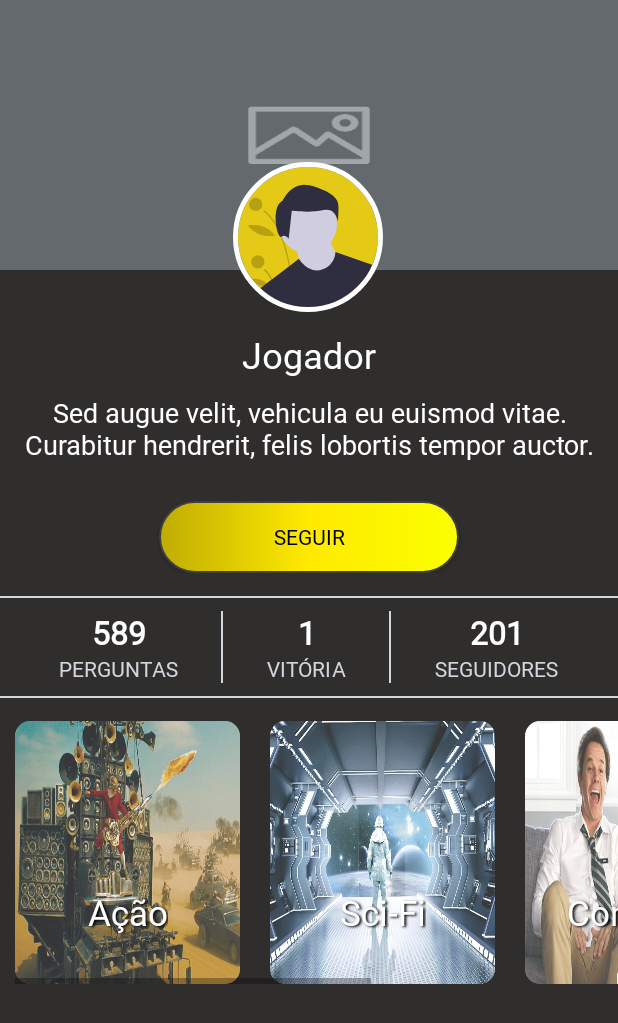
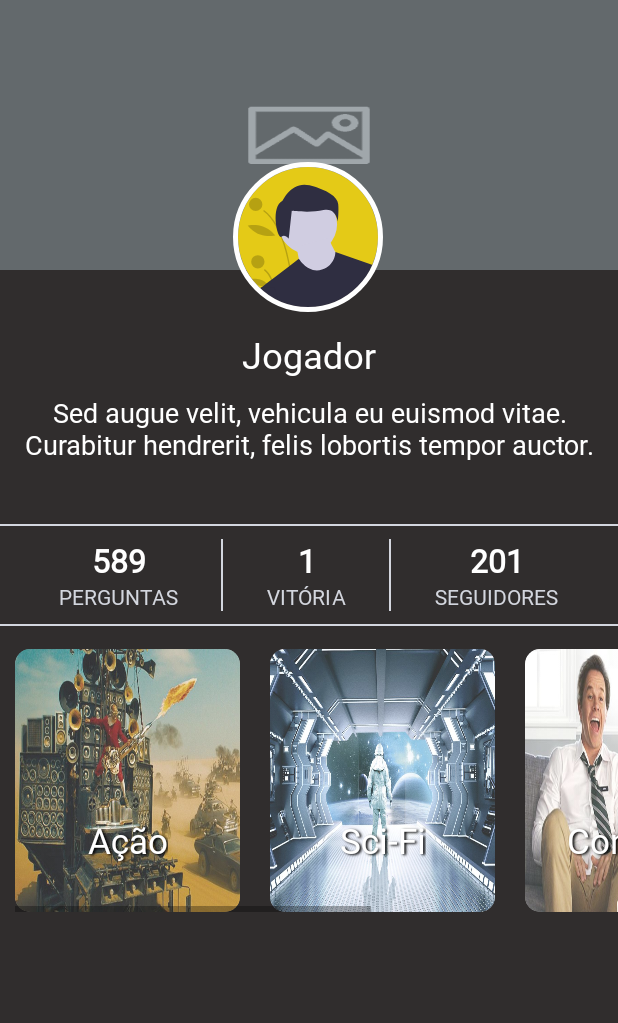
Before and after one commit to GustavoSantos25/ProjetoIntegrador-Grupo9, an Android app: the PerfilTerceiroFragment screen opened through its navigation route, on a phone screen of 412 x 824 dp. Shown: the top 1023 px of the screen. Run offline under Robolectric (Android 15) with nearby library versions, the phone set to English and light mode, and no system bars; our stand-ins replace CircleImageView, navigation-ui; network calls fail; pictures from the network do not load; 1 statement that could not run was skipped.

Commit message:
Remoção do botão Seguir na tela de perfil de terceiros

```diff
--- a/app/src/main/res/layout/fragment_perfil_terceiro.xml
+++ b/app/src/main/res/layout/fragment_perfil_terceiro.xml
@@ -65,18 +65,20 @@
             android:gravity="center"
             app:layout_constraintEnd_toEndOf="parent"
             app:layout_constraintStart_toStartOf="parent"
-            app:layout_constraintTop_toBottomOf="@+id/tvBioTerceiro">
+            app:layout_constraintTop_toBottomOf="@+id/tvBioTerceiro"
+            app:layout_constraintBottom_toTopOf="@id/gridLayout"
+            android:orientation="horizontal">
 
-            <androidx.appcompat.widget.AppCompatButton
-                android:id="@+id/btnSeguir"
-                android:layout_width="200dp"
-                android:layout_height="wrap_content"
-                android:background="@drawable/botao_redondo_amarelo"
-                android:fontFamily="@font/roboto_regular"
-                android:text="@string/seguir"
-                android:textColor="@color/black"
-                app:layout_constraintStart_toStartOf="parent"
-                app:layout_constraintTop_toBottomOf="@+id/textView2" />
+<!--            <androidx.appcompat.widget.AppCompatButton-->
+<!--                android:id="@+id/btnSeguir"-->
+<!--                android:layout_width="200dp"-->
+<!--                android:layout_height="wrap_content"-->
+<!--                android:background="@drawable/botao_redondo_amarelo"-->
+<!--                android:fontFamily="@font/roboto_regular"-->
+<!--                android:text="@string/seguir"-->
+<!--                android:textColor="@color/black"-->
+<!--                app:layout_constraintStart_toStartOf="parent"-->
+<!--                app:layout_constraintTop_toBottomOf="@+id/textView2" />-->
 
             <!--            <androidx.appcompat.widget.AppCompatButton-->
             <!--                android:id="@+id/btnDesafiar"-->
```
Also changed, not shown: 69 other files.
